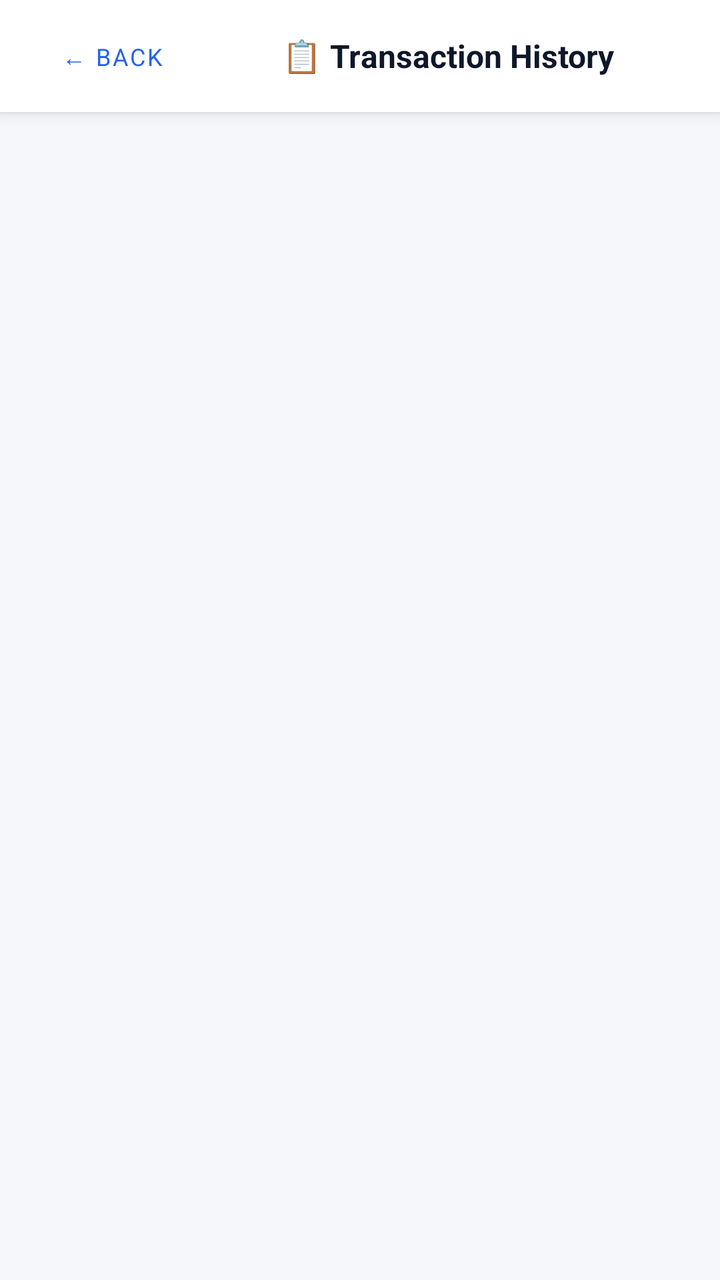
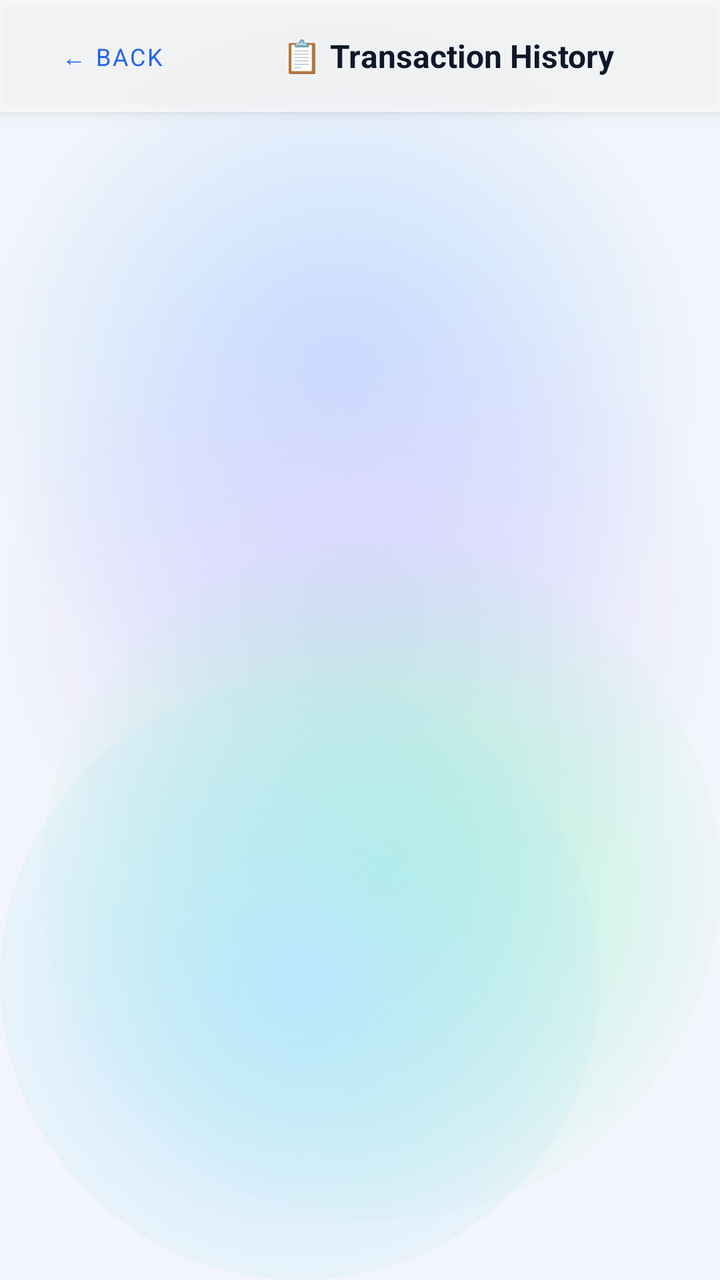

The first picture is an Android layout as it rendered before a commit; the second is the same layout after the commit. The layout source and the unified diff follow.
<!-- AndroidManifest.xml: application theme Theme.ExpenseOS -->
<!-- res/layout/activity_audit_log.xml -->
<?xml version="1.0" encoding="utf-8"?>
<LinearLayout xmlns:android="http://schemas.android.com/apk/res/android"
    android:layout_width="match_parent"
    android:layout_height="match_parent"
    android:orientation="vertical"
    android:background="@color/bg">

    
    <LinearLayout
        android:layout_width="match_parent"
        android:layout_height="56dp"
        android:background="@color/nav_bg"
        android:orientation="horizontal"
        android:gravity="center_vertical"
        android:paddingHorizontal="12dp"
        android:elevation="4dp">

        <Button
            android:id="@+id/btnBackAudit"
            style="@style/Widget.MaterialComponents.Button.TextButton"
            android:layout_width="wrap_content"
            android:layout_height="36dp"
            android:text="← Back"
            android:textSize="12sp" />

        <TextView
            android:layout_width="0dp"
            android:layout_height="wrap_content"
            android:layout_weight="1"
            android:text="📋 Transaction History"
            android:textSize="16sp"
            android:textStyle="bold"
            android:textColor="@color/text"
            android:gravity="center" />

        <TextView
            android:id="@+id/tvAuditCount"
            android:layout_width="wrap_content"
            android:layout_height="wrap_content"
            android:textSize="11sp"
            android:textColor="@color/text_muted" />
    </LinearLayout>

    <androidx.recyclerview.widget.RecyclerView
        android:id="@+id/rvAuditLog"
        android:layout_width="match_parent"
        android:layout_height="match_parent"
        android:padding="8dp"
        android:clipToPadding="false" />
</LinearLayout>
<!-- resources referenced by this layout -->
<resources>
  <color name="bg">#F5F7FB</color>
  <color name="nav_bg">#FFFFFF</color>
  <style name="Theme.ExpenseOS" parent="Theme.MaterialComponents.DayNight.NoActionBar">
          <item name="colorPrimary">@color/primary</item>
          <item name="colorPrimaryVariant">@color/primary_dark</item>
          <item name="colorPrimaryDark">@color/primary_dark</item>
          <item name="colorOnPrimary">@color/on_primary</item>
          <item name="colorSecondary">@color/secondary</item>
          <item name="colorSecondaryVariant">@color/secondary_dark</item>
          <item name="colorOnSecondary">@color/on_primary</item>
          <item name="colorAccent">@color/primary</item>
          <item name="colorSurface">@color/surface</item>
          <item name="colorOnSurface">@color/text</item>
          <item name="colorOnBackground">@color/text</item>
          <item name="colorError">@color/danger</item>
          <item name="android:colorBackground">@color/bg</item>
          <item name="android:windowBackground">@color/bg</item>
  
          <item name="android:textColorPrimary">@color/text</item>
          <item name="android:textColorSecondary">@color/text_muted</item>
          <item name="android:textColorHint">@color/text_hint</item>
          <item name="android:fontFamily">sans-serif</item>
          <item name="fontFamily">sans-serif</item>
  
          
          <item name="android:statusBarColor">@color/bg</item>
          <item name="android:navigationBarColor">@color/nav_bg</item>
          <item name="android:windowLightStatusBar">true</item>
          <item name="android:windowLightNavigationBar" tools:targetApi="o_mr1">true</item>
          <item name="android:forceDarkAllowed" tools:targetApi="q">false</item>
  
          
          <item name="editTextStyle">@style/Widget.ExpenseOS.EditText</item>
          <item name="materialAlertDialogTheme">@style/ThemeOverlay.ExpenseOS.Dialog</item>
          <item name="bottomSheetDialogTheme">@style/ThemeOverlay.ExpenseOS.BottomSheet</item>
          <item name="materialTimePickerTheme">@style/ThemeOverlay.ExpenseOS.TimePicker</item>
          <item name="android:windowAnimationStyle">@style/Animation.ExpenseOS.Window</item>
          <item name="android:windowActivityTransitions">true</item>
          <item name="android:windowContentTransitions">true</item>
      </style>
  <color name="surface">#FFFFFF</color>
  <!-- unchanged entries left out for length: 19 -->
</resources>

<!-- the commit's change to res/layout/activity_audit_log.xml (unified diff, before → after) -->
@@ -3,7 +3,7 @@
     android:layout_width="match_parent"
     android:layout_height="match_parent"
     android:orientation="vertical"
-    android:background="@color/bg">
+    android:background="@android:color/transparent">
 
     
     <LinearLayout
<!-- resource entries referenced after the edit -->
@@ -1,7 +1,61 @@
 <!-- resources referenced by this layout -->
 <resources>
-  <color name="bg">#F5F7FB</color>
-  <color name="nav_bg">#FFFFFF</color>
+  <color name="bg">#F2F5FB</color>
+  <!-- drawable aurora_bg (drawable) -->
+  <?xml version="1.0" encoding="utf-8"?>
+  <layer-list xmlns:android="http://schemas.android.com/apk/res/android">
+      <item android:drawable="@color/aurora_base" />
+      <item android:width="380dp" android:height="380dp"
+          android:gravity="top|end"
+          android:drawable="@drawable/aurora_blob_blue" />
+      <item android:width="360dp" android:height="360dp"
+          android:gravity="start" android:top="120dp"
+          android:drawable="@drawable/aurora_blob_violet" />
+      <item android:width="340dp" android:height="340dp"
+          android:gravity="bottom|end" android:bottom="30dp"
+          android:drawable="@drawable/aurora_blob_mint" />
+      <item android:width="300dp" android:height="300dp"
+          android:gravity="bottom|start"
+          android:drawable="@drawable/aurora_blob_sky" />
+  </layer-list>
+  <color name="aurora_base">#F2F5FB</color>
+  <!-- drawable aurora_blob_blue (drawable) -->
+  <?xml version="1.0" encoding="utf-8"?>
+  <shape xmlns:android="http://schemas.android.com/apk/res/android" android:shape="oval">
+      <gradient
+          android:type="radial"
+          android:gradientRadius="180dp"
+          android:startColor="#BFDBFE"
+          android:endColor="#00BFDBFE" />
+  </shape>
+  <!-- drawable aurora_blob_violet (drawable) -->
+  <?xml version="1.0" encoding="utf-8"?>
+  <shape xmlns:android="http://schemas.android.com/apk/res/android" android:shape="oval">
+      <gradient
+          android:type="radial"
+          android:gradientRadius="180dp"
+          android:startColor="#DDD6FE"
+          android:endColor="#00DDD6FE" />
+  </shape>
+  <!-- drawable aurora_blob_mint (drawable) -->
+  <?xml version="1.0" encoding="utf-8"?>
+  <shape xmlns:android="http://schemas.android.com/apk/res/android" android:shape="oval">
+      <gradient
+          android:type="radial"
+          android:gradientRadius="180dp"
+          android:startColor="#A7F3D0"
+          android:endColor="#00A7F3D0" />
+  </shape>
+  <!-- drawable aurora_blob_sky (drawable) -->
+  <?xml version="1.0" encoding="utf-8"?>
+  <shape xmlns:android="http://schemas.android.com/apk/res/android" android:shape="oval">
+      <gradient
+          android:type="radial"
+          android:gradientRadius="180dp"
+          android:startColor="#BAE6FD"
+          android:endColor="#00BAE6FD" />
+  </shape>
+  <color name="nav_bg">#B9FFFFFF</color>
   <style name="Theme.ExpenseOS" parent="Theme.MaterialComponents.DayNight.NoActionBar">
           <item name="colorPrimary">@color/primary</item>
           <item name="colorPrimaryVariant">@color/primary_dark</item>
@@ -16,7 +70,7 @@
           <item name="colorOnBackground">@color/text</item>
           <item name="colorError">@color/danger</item>
           <item name="android:colorBackground">@color/bg</item>
-          <item name="android:windowBackground">@color/bg</item>
+          <item name="android:windowBackground">@drawable/aurora_bg</item>
   
           <item name="android:textColorPrimary">@color/text</item>
           <item name="android:textColorSecondary">@color/text_muted</item>
@@ -25,8 +79,8 @@
           <item name="fontFamily">sans-serif</item>
   
           
-          <item name="android:statusBarColor">@color/bg</item>
-          <item name="android:navigationBarColor">@color/nav_bg</item>
+          <item name="android:statusBarColor">@android:color/transparent</item>
+          <item name="android:navigationBarColor">@android:color/transparent</item>
           <item name="android:windowLightStatusBar">true</item>
           <item name="android:windowLightNavigationBar" tools:targetApi="o_mr1">true</item>
           <item name="android:forceDarkAllowed" tools:targetApi="q">false</item>
@@ -40,7 +94,7 @@
           <item name="android:windowActivityTransitions">true</item>
           <item name="android:windowContentTransitions">true</item>
       </style>
-  <color name="surface">#FFFFFF</color>
+  <color name="surface">#E9FFFFFF</color>
   <!-- unchanged entries left out for length: 19 -->
 </resources>
 
